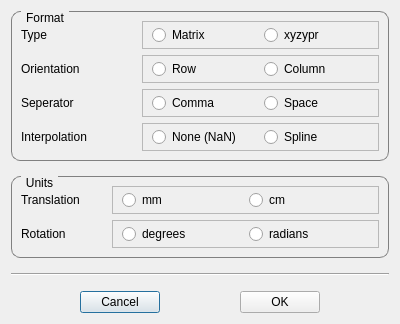
Before: the Qt Designer form autoscoper/src/ui/ui-files/ImportExportTrackingOptionsDialog.ui in BrownBiomechanics/Autoscoper, drawn with Qt 5.
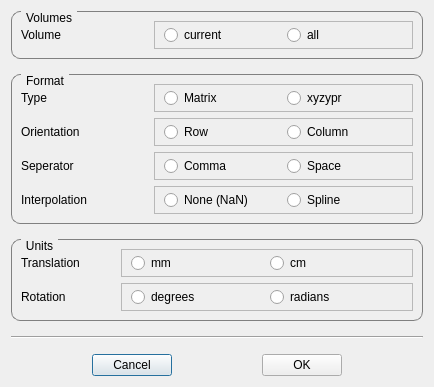
After: the same form once the commit is applied.

Diff of the .ui file:
```diff
--- a/autoscoper/src/ui/ui-files/ImportExportTrackingOptionsDialog.ui
+++ b/autoscoper/src/ui/ui-files/ImportExportTrackingOptionsDialog.ui
@@ -6,8 +6,8 @@
    <rect>
     <x>0</x>
     <y>0</y>
-    <width>400</width>
-    <height>317</height>
+    <width>434</width>
+    <height>384</height>
    </rect>
   </property>
   <property name="windowTitle">
@@ -20,79 +20,117 @@
    <property name="verticalSpacing">
     <number>15</number>
    </property>
-   <item row="4" column="4">
-    <spacer name="horizontalSpacer_4">
-     <property name="orientation">
-      <enum>Qt::Horizontal</enum>
-     </property>
-     <property name="sizeHint" stdset="0">
-      <size>
-       <width>40</width>
-       <height>20</height>
-      </size>
-     </property>
-    </spacer>
-   </item>
    <item row="2" column="0" colspan="5">
-    <widget class="Line" name="line">
-     <property name="orientation">
-      <enum>Qt::Horizontal</enum>
+    <widget class="QGroupBox" name="groupBox">
+     <property name="styleSheet">
+      <string notr="true">QGroupBox {
+    border: 1px solid gray;
+    border-radius: 9px;
+    margin-top: 0.5em;
+}
+
+QGroupBox::title {
+    subcontrol-origin: margin;
+    left: 10px;
+    padding: 0 3px 0 3px;
+}</string>
      </property>
-    </widget>
-   </item>
-   <item row="4" column="1">
-    <widget class="QPushButton" name="pushButton_Cancel">
-     <property name="maximumSize">
-      <size>
-       <width>150</width>
-       <height>16777215</height>
-      </size>
+     <property name="title">
+      <string>Units</string>
      </property>
-     <property name="text">
-      <string>Cancel</string>
-     </property>
+     <layout class="QGridLayout" name="gridLayout_3">
+      <item row="1" column="1" colspan="3">
+       <widget class="QFrame" name="frame_5">
+        <property name="frameShape">
+         <enum>QFrame::StyledPanel</enum>
+        </property>
+        <property name="frameShadow">
+         <enum>QFrame::Raised</enum>
+        </property>
+        <layout class="QGridLayout" name="gridLayout_8">
+         <property name="topMargin">
+          <number>3</number>
+         </property>
+         <property name="bottomMargin">
+          <number>3</number>
+         </property>
+         <property name="verticalSpacing">
+          <number>3</number>
+         </property>
+         <item row="0" column="0">
+          <widget class="QRadioButton" name="radioButton_TranslationMM">
+           <property name="text">
+            <string>mm</string>
+           </property>
+          </widget>
+         </item>
+         <item row="0" column="1">
+          <widget class="QRadioButton" name="radioButton_TranslationCM">
+           <property name="text">
+            <string>cm</string>
+           </property>
+          </widget>
+         </item>
+        </layout>
+       </widget>
+      </item>
+      <item row="1" column="0">
+       <widget class="QLabel" name="label_5">
+        <property name="text">
+         <string>Translation</string>
+        </property>
+       </widget>
+      </item>
+      <item row="3" column="0">
+       <widget class="QLabel" name="label_6">
+        <property name="text">
+         <string>Rotation</string>
+        </property>
+       </widget>
+      </item>
+      <item row="3" column="1" colspan="3">
+       <widget class="QFrame" name="frame_6">
+        <property name="frameShape">
+         <enum>QFrame::StyledPanel</enum>
+        </property>
+        <property name="frameShadow">
+         <enum>QFrame::Raised</enum>
+        </property>
+        <layout class="QGridLayout" name="gridLayout_9">
+         <property name="topMargin">
+          <number>3</number>
+         </property>
+         <property name="bottomMargin">
+          <number>3</number>
+         </property>
+         <property name="verticalSpacing">
+          <number>3</number>
+         </property>
+         <item row="0" column="0">
+          <widget class="QRadioButton" name="radioButton_RoationDegrees">
+           <property name="text">
+            <string>degrees</string>
+           </property>
+          </widget>
+         </item>
+         <item row="0" column="1">
+          <widget class="QRadioButton" name="radioButton_RotationRadians">
+           <property name="text">
+            <string>radians</string>
+           </property>
+          </widget>
+         </item>
+        </layout>
+       </widget>
+      </item>
+     </layout>
+     <zorder>label_5</zorder>
+     <zorder>label_6</zorder>
+     <zorder>frame_5</zorder>
+     <zorder>frame_6</zorder>
     </widget>
    </item>
-   <item row="4" column="0">
-    <spacer name="horizontalSpacer_2">
-     <property name="orientation">
-      <enum>Qt::Horizontal</enum>
-     </property>
-     <property name="sizeHint" stdset="0">
-      <size>
-       <width>40</width>
-       <height>20</height>
-      </size>
-     </property>
-    </spacer>
-   </item>
-   <item row="4" column="2">
-    <spacer name="horizontalSpacer_3">
-     <property name="orientation">
-      <enum>Qt::Horizontal</enum>
-     </property>
-     <property name="sizeHint" stdset="0">
-      <size>
-       <width>40</width>
-       <height>20</height>
-      </size>
-     </property>
-    </spacer>
-   </item>
-   <item row="4" column="3">
-    <widget class="QPushButton" name="pushButton_OK">
-     <property name="maximumSize">
-      <size>
-       <width>150</width>
-       <height>16777215</height>
-      </size>
-     </property>
-     <property name="text">
-      <string>OK</string>
-     </property>
-    </widget>
-   </item>
-   <item row="0" column="0" colspan="5">
+   <item row="1" column="0" colspan="5">
     <widget class="QGroupBox" name="groupBox_2">
      <property name="styleSheet">
       <string notr="true">QGroupBox {
@@ -285,8 +323,80 @@
      </layout>
     </widget>
    </item>
-   <item row="1" column="0" colspan="5">
-    <widget class="QGroupBox" name="groupBox">
+   <item row="5" column="0">
+    <spacer name="horizontalSpacer_2">
+     <property name="orientation">
+      <enum>Qt::Horizontal</enum>
+     </property>
+     <property name="sizeHint" stdset="0">
+      <size>
+       <width>40</width>
+       <height>20</height>
+      </size>
+     </property>
+    </spacer>
+   </item>
+   <item row="5" column="2">
+    <spacer name="horizontalSpacer_3">
+     <property name="orientation">
+      <enum>Qt::Horizontal</enum>
+     </property>
+     <property name="sizeHint" stdset="0">
+      <size>
+       <width>40</width>
+       <height>20</height>
+      </size>
+     </property>
+    </spacer>
+   </item>
+   <item row="5" column="4">
+    <spacer name="horizontalSpacer_4">
+     <property name="orientation">
+      <enum>Qt::Horizontal</enum>
+     </property>
+     <property name="sizeHint" stdset="0">
+      <size>
+       <width>40</width>
+       <height>20</height>
+      </size>
+     </property>
+    </spacer>
+   </item>
+   <item row="5" column="1">
+    <widget class="QPushButton" name="pushButton_Cancel">
+     <property name="maximumSize">
+      <size>
+       <width>150</width>
+       <height>16777215</height>
+      </size>
+     </property>
+     <property name="text">
+      <string>Cancel</string>
+     </property>
+    </widget>
+   </item>
+   <item row="3" column="0" colspan="5">
+    <widget class="Line" name="line">
+     <property name="orientation">
+      <enum>Qt::Horizontal</enum>
+     </property>
+    </widget>
+   </item>
+   <item row="5" column="3">
+    <widget class="QPushButton" name="pushButton_OK">
+     <property name="maximumSize">
+      <size>
+       <width>150</width>
+       <height>16777215</height>
+      </size>
+     </property>
+     <property name="text">
+      <string>OK</string>
+     </property>
+    </widget>
+   </item>
+   <item row="0" column="0" colspan="5">
+    <widget class="QGroupBox" name="groupBox_3">
      <property name="styleSheet">
       <string notr="true">QGroupBox {
     border: 1px solid gray;
@@ -301,18 +411,18 @@
 }</string>
      </property>
      <property name="title">
-      <string>Units</string>
+      <string>Volumes</string>
      </property>
-     <layout class="QGridLayout" name="gridLayout_3">
-      <item row="1" column="1" colspan="3">
-       <widget class="QFrame" name="frame_5">
+     <layout class="QGridLayout" name="gridLayout_10">
+      <item row="1" column="1" colspan="2">
+       <widget class="QFrame" name="frame_7">
         <property name="frameShape">
          <enum>QFrame::StyledPanel</enum>
         </property>
         <property name="frameShadow">
          <enum>QFrame::Raised</enum>
         </property>
-        <layout class="QGridLayout" name="gridLayout_8">
+        <layout class="QGridLayout" name="gridLayout_11">
          <property name="topMargin">
           <number>3</number>
          </property>
@@ -323,16 +433,16 @@
           <number>3</number>
          </property>
          <item row="0" column="0">
-          <widget class="QRadioButton" name="radioButton_TranslationMM">
+          <widget class="QRadioButton" name="radioButton_VolumeCurrent">
            <property name="text">
-            <string>mm</string>
+            <string>current</string>
            </property>
           </widget>
          </item>
          <item row="0" column="1">
-          <widget class="QRadioButton" name="radioButton_TranslationCM">
+          <widget class="QRadioButton" name="radioButton_VolumeAll">
            <property name="text">
-            <string>cm</string>
+            <string>all</string>
            </property>
           </widget>
          </item>
@@ -340,54 +450,12 @@
        </widget>
       </item>
       <item row="1" column="0">
-       <widget class="QLabel" name="label_5">
+       <widget class="QLabel" name="label_7">
         <property name="text">
-         <string>Translation</string>
+         <string>Volume</string>
         </property>
        </widget>
       </item>
-      <item row="3" column="0">
-       <widget class="QLabel" name="label_6">
-        <property name="text">
-         <string>Rotation</string>
-        </property>
-       </widget>
-      </item>
-      <item row="3" column="1" colspan="3">
-       <widget class="QFrame" name="frame_6">
-        <property name="frameShape">
-         <enum>QFrame::StyledPanel</enum>
-        </property>
-        <property name="frameShadow">
-         <enum>QFrame::Raised</enum>
-        </property>
-        <layout class="QGridLayout" name="gridLayout_9">
-         <property name="topMargin">
-          <number>3</number>
-         </property>
-         <property name="bottomMargin">
-          <number>3</number>
-         </property>
-         <property name="verticalSpacing">
-          <number>3</number>
-         </property>
-         <item row="0" column="0">
-          <widget class="QRadioButton" name="radioButton_RoationDegrees">
-           <property name="text">
-            <string>degrees</string>
-           </property>
-          </widget>
-         </item>
-         <item row="0" column="1">
-          <widget class="QRadioButton" name="radioButton_RotationRadians">
-           <property name="text">
-            <string>radians</string>
-           </property>
-          </widget>
-         </item>
-        </layout>
-       </widget>
-      </item>
      </layout>
      <zorder>groupBox_2</zorder>
      <zorder>label_5</zorder>
```
Left out of the diff: 5 changed lines with no effect on the pictures.
